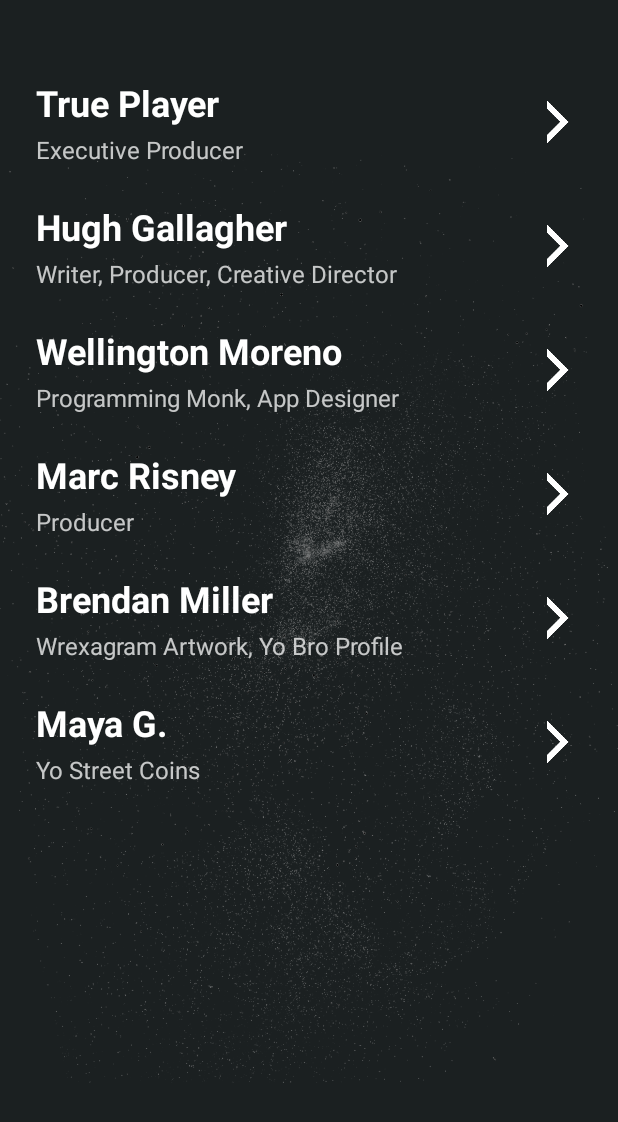
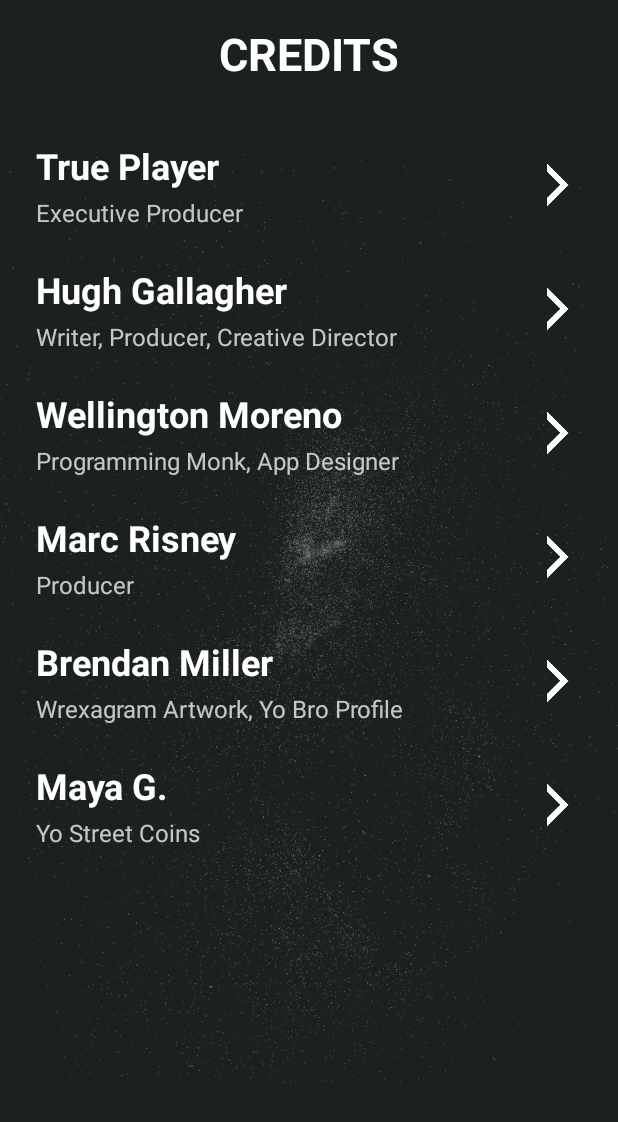
Before and after one commit to Yo-Ching/YoChing-Android, an Android app: the CreditsActivity screen opened directly, with no data from a screen before it, on a phone screen of 412 x 824 dp. Shown: the top 1122 px of the screen. Run offline under Robolectric (Android 15) with nearby library versions, the light colour scheme and no system bars.

Commit message:
Adds toolbar to Credits page

```diff
--- a/app/src/main/res/layout/activity_credits.xml
+++ b/app/src/main/res/layout/activity_credits.xml
@@ -1,5 +1,5 @@
 <?xml version="1.0" encoding="utf-8"?>
-<FrameLayout
+<android.support.constraint.ConstraintLayout
         android:background="@color/colorPrimary"
         android:layout_height="match_parent"
         android:layout_width="match_parent"
@@ -11,16 +11,54 @@
 
     <ImageView
             android:id="@+id/galaxy_background"
-            android:layout_height="wrap_content"
-            android:layout_width="wrap_content"
+            android:layout_height="0dp"
+            android:layout_width="0dp"
             app:srcCompat="@drawable/galaxy_white_transparent"
+            app:layout_constraintRight_toRightOf="parent"
+            app:layout_constraintLeft_toLeftOf="parent"
+            app:layout_constraintBottom_toBottomOf="parent"
+            app:layout_constraintTop_toTopOf="parent"
     />
 
+    <android.support.v7.widget.Toolbar
+            android:layout_width="0dp"
+            android:layout_height="wrap_content"
+            android:background="@color/colorPrimary"
+            android:id="@+id/yo_action_bar"
+            android:paddingBottom="10dp"
+            android:paddingTop="10dp"
+            app:layout_constraintRight_toRightOf="parent"
+            app:layout_constraintLeft_toLeftOf="parent"
+            app:layout_constraintTop_toTopOf="parent"
+            tools:layout_constraintRight_creator="1"
+            tools:layout_constraintLeft_creator="1">
+
+        <TextView
+                android:layout_width="wrap_content"
+                android:layout_height="wrap_content"
+                android:layout_gravity="center"
+                android:textAlignment="center"
+                android:id="@+id/yo_action_bar_title"
+                android:text="Credits"
+                android:textColor="#FFFFFF"
+                android:textSize="30sp"
+                android:textStyle="bold"
+                android:gravity="center_horizontal"
+                android:paddingTop="5dp"
+                android:textAllCaps="true" />
+
+    </android.support.v7.widget.Toolbar>
+
     <ScrollView
-            android:layout_width="match_parent"
-            android:layout_height="match_parent"
+            android:layout_width="0dp"
+            android:layout_height="0dp"
             android:paddingBottom="8dp"
-            android:paddingTop="40dp">
+            android:paddingTop="16dp"
+            app:layout_constraintRight_toRightOf="parent"
+            app:layout_constraintLeft_toLeftOf="parent"
+            app:layout_constraintBottom_toBottomOf="parent"
+            app:layout_constraintTop_toBottomOf="@id/yo_action_bar"
+    >
 
         <LinearLayout
                 android:layout_height="wrap_content"
@@ -403,4 +441,4 @@
 
         </LinearLayout>
     </ScrollView>
-</FrameLayout>
+</android.support.constraint.ConstraintLayout>
```
